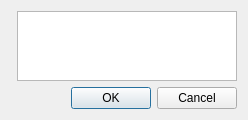
Before: the Qt Designer form copasi/UI/CQMultipleSelectionDialog.ui in copasi/COPASI, drawn with Qt 5.
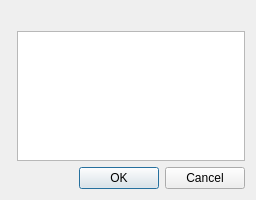
After: the same form once the commit is applied.

Commit message: - issue 3199: enhance multiple selection dialog

Patch:
```diff
--- a/copasi/UI/CQMultipleSelectionDialog.ui
+++ b/copasi/UI/CQMultipleSelectionDialog.ui
@@ -7,15 +7,21 @@
    <rect>
     <x>0</x>
     <y>0</y>
-    <width>248</width>
-    <height>84</height>
+    <width>256</width>
+    <height>200</height>
    </rect>
   </property>
+  <property name="minimumSize">
+   <size>
+    <width>200</width>
+    <height>200</height>
+   </size>
+  </property>
   <property name="windowTitle">
    <string>Dialog</string>
   </property>
   <layout class="QGridLayout" name="gridLayout">
-   <item row="1" column="0" colspan="2">
+   <item row="2" column="0" colspan="2">
     <widget class="QDialogButtonBox" name="mpButtonBox">
      <property name="orientation">
       <enum>Qt::Horizontal</enum>
@@ -25,13 +31,20 @@
      </property>
     </widget>
    </item>
-   <item row="0" column="1">
+   <item row="1" column="1">
     <widget class="QListWidget" name="mpListWidget">
      <property name="selectionMode">
       <enum>QAbstractItemView::ExtendedSelection</enum>
      </property>
     </widget>
    </item>
+   <item row="0" column="1">
+    <widget class="QLabel" name="mpLabel">
+     <property name="text">
+      <string/>
+     </property>
+    </widget>
+   </item>
   </layout>
  </widget>
  <resources/>
```
Left out of the diff: 10 changed lines with no effect on the pictures. The commit also changes 2 other files.
